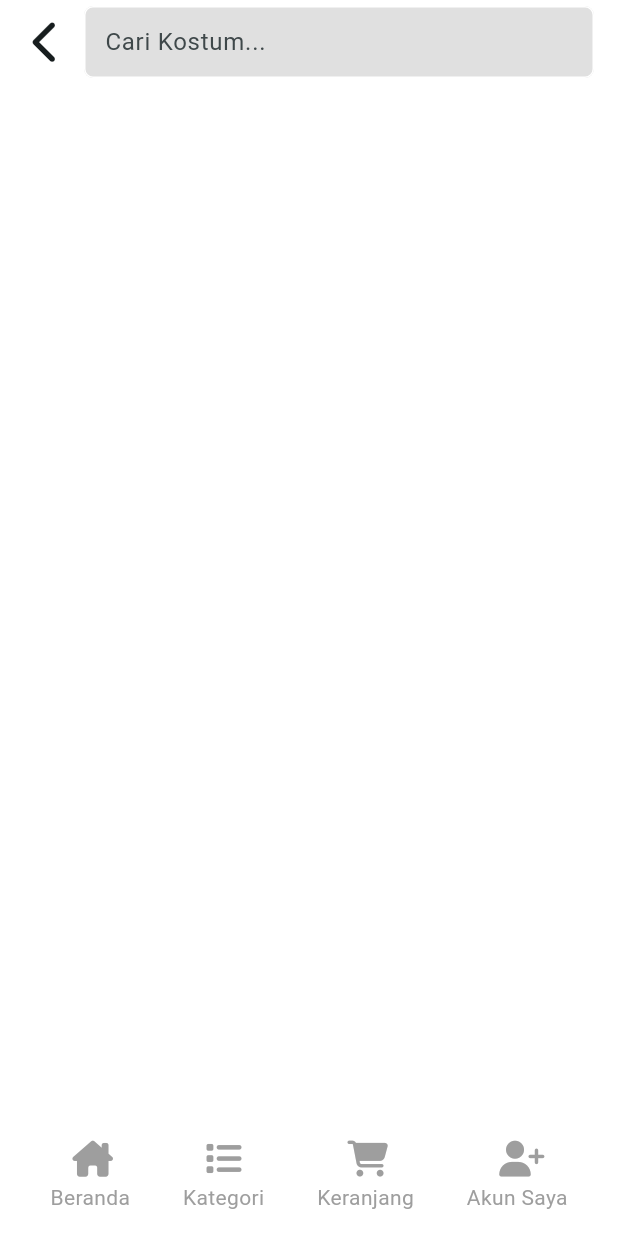
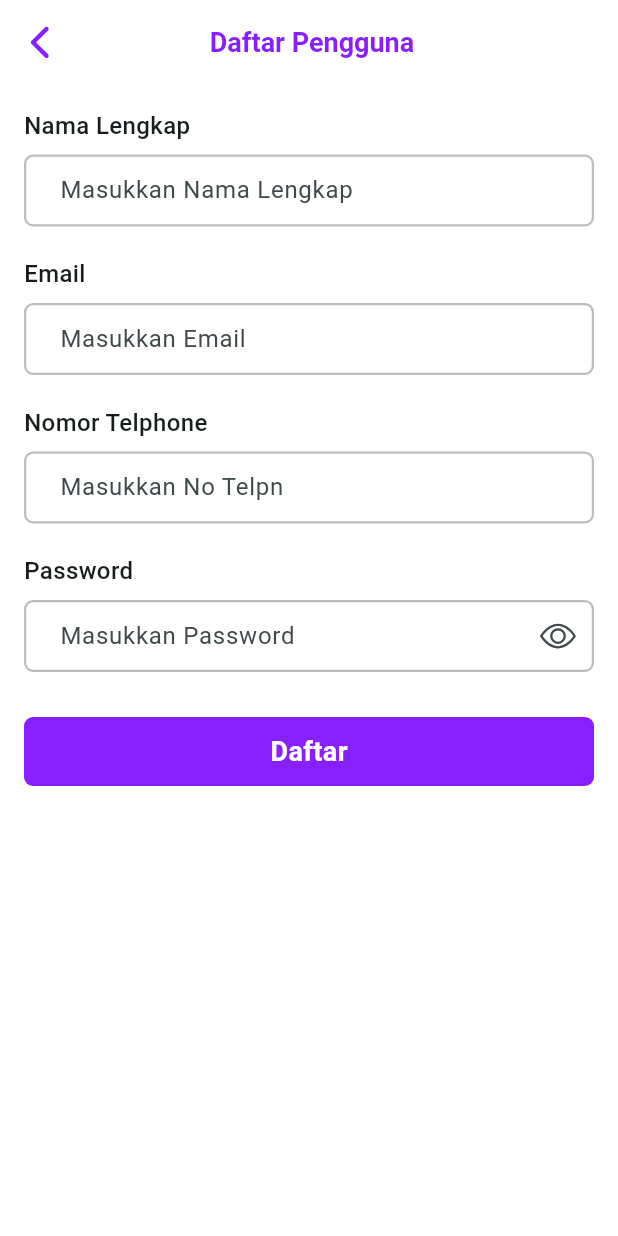
Before and after one commit to ArwinMarinta/Mobile-RentCost, a Flutter app: the screen it shows after launch, on a phone screen of 412 x 824 dp. Run offline on Flutter 3.47's test engine with Material 3 defaults, Android fonts, the phone set to English and light mode, and no system bars; our stand-ins replace carousel_slider, go_router, icons_plus.

Commit message:
<slice> [login & register]

```diff
--- /dev/null
+++ b/lib/features/view/register.dart
@@ -0,0 +1,297 @@
+import 'package:flutter/material.dart';
+import 'package:go_router/go_router.dart';
+import 'package:icons_plus/icons_plus.dart';
+
+class Register extends StatefulWidget {
+  const Register({super.key});
+
+  @override
+  State<Register> createState() => _RegisterState();
+}
+
+class _RegisterState extends State<Register> {
+  TextEditingController fullName = TextEditingController();
+  TextEditingController email = TextEditingController();
+  TextEditingController noTelp = TextEditingController();
+  TextEditingController password = TextEditingController();
+
+  bool passwordVisible = false;
+
+  @override
+  void initState() {
+    super.initState();
+    passwordVisible = true;
+  }
+
+  @override
+  Widget build(BuildContext context) {
+    return Scaffold(
+      backgroundColor: Colors.white,
+      appBar: AppBar(
+          backgroundColor: Colors.white,
+          centerTitle: true,
+          leading: GestureDetector(
+            onTap: () {
+              context.go("/login");
+            },
+            child: const Icon(
+              FontAwesome.chevron_left_solid,
+              color: Color(0xFF881FFF),
+            ),
+          ),
+          elevation: 0,
+          title: const Row(
+            mainAxisAlignment: MainAxisAlignment.center,
+            mainAxisSize: MainAxisSize.min,
+            children: [
+              Padding(
+                  padding: EdgeInsets.symmetric(horizontal: 2, vertical: 2)),
+              Text(
+                "Daftar Pengguna",
+                style: TextStyle(
+                    fontSize: 18.0,
+                    color: Color(0xFF881FFF),
+                    fontWeight: FontWeight.bold),
+              ),
+            ],
+          )),
+      body: SingleChildScrollView(
+        child: Container(
+          margin: const EdgeInsets.symmetric(vertical: 16.0, horizontal: 16.0),
+          child: Column(
+            children: <Widget>[
+              Container(
+                child: Column(
+                  // mainAxisAlignment: MainAxisAlignment.start,
+                  crossAxisAlignment: CrossAxisAlignment.start,
+                  children: [
+                    const SizedBox(
+                      child: Text(
+                        "Nama Lengkap",
+                        style: TextStyle(
+                            fontSize: 16.0, fontWeight: FontWeight.w500),
+                      ),
+                    ),
+                    const SizedBox(
+                      height: 8.0,
+                    ),
+                    TextField(
+                      controller: fullName,
+                      onChanged: null,
+                      decoration: InputDecoration(
+                        hintText: 'Masukkan Nama Lengkap',
+                        // labelText: "Password",
+                        contentPadding: const EdgeInsets.symmetric(
+                            vertical: 10.0, horizontal: 20.0),
+                        border: const OutlineInputBorder(
+                          borderRadius: BorderRadius.all(Radius.circular(6.0)),
+                        ),
+                        enabledBorder: OutlineInputBorder(
+                          borderSide: BorderSide(
+                              color: Colors.grey[400] ?? Colors.grey,
+                              width: 1.5),
+                          borderRadius:
+                              const BorderRadius.all(Radius.circular(6.0)),
+                        ),
+                        focusedBorder: const OutlineInputBorder(
+                          borderRadius: BorderRadius.all(Radius.circular(6.0)),
+                          borderSide: BorderSide(
+                              color: Color(0xFF881FFF),
+                              width: 2.0), // Mengatur border saat fokus
+                        ),
+                      ),
+                      keyboardType: TextInputType.text,
+                      textInputAction: TextInputAction.done,
+                    ),
+                  ],
+                ),
+              ),
+              const SizedBox(
+                height: 20.0,
+              ),
+              Container(
+                child: Column(
+                  // mainAxisAlignment: MainAxisAlignment.start,
+                  crossAxisAlignment: CrossAxisAlignment.start,
+                  children: [
+                    const SizedBox(
+                      child: Text(
+                        "Email",
+                        style: TextStyle(
+                            fontSize: 16.0, fontWeight: FontWeight.w500),
+                      ),
+                    ),
+                    const SizedBox(
+                      height: 8.0,
+                    ),
+                    TextField(
+                      controller: email,
+                      onChanged: null,
+                      decoration: InputDecoration(
+                        hintText: 'Masukkan Email',
+                        // labelText: "Password",
+                        contentPadding: const EdgeInsets.symmetric(
+                            vertical: 10.0, horizontal: 20.0),
+                        border: const OutlineInputBorder(
+                          borderRadius: BorderRadius.all(Radius.circular(6.0)),
+                        ),
+                        enabledBorder: OutlineInputBorder(
+                          borderSide: BorderSide(
+                              color: Colors.grey[400] ?? Colors.grey,
+                              width: 1.5),
+                          borderRadius:
+                              const BorderRadius.all(Radius.circular(6.0)),
+                        ),
+                        focusedBorder: const OutlineInputBorder(
+                          borderRadius: BorderRadius.all(Radius.circular(6.0)),
+                          borderSide: BorderSide(
+                              color: Color(0xFF881FFF),
+                              width: 2.0), // Mengatur border saat fokus
+                        ),
+                      ),
+                      keyboardType: TextInputType.text,
+                      textInputAction: TextInputAction.done,
+                    ),
+                  ],
+                ),
+              ),
+              const SizedBox(
+                height: 20.0,
+              ),
+              Container(
+                child: Column(
+                  // mainAxisAlignment: MainAxisAlignment.start,
+                  crossAxisAlignment: CrossAxisAlignment.start,
+                  children: [
+                    const SizedBox(
+                      child: Text(
+                        "Nomor Telphone",
+                        style: TextStyle(
+                            fontSize: 16.0, fontWeight: FontWeight.w500),
+                      ),
+                    ),
+                    const SizedBox(
+                      height: 8.0,
+                    ),
+                    TextField(
+                      controller: noTelp,
+                      onChanged: null,
+                      decoration: InputDecoration(
+                        hintText: 'Masukkan No Telpn',
+                        // labelText: "Password",
+                        contentPadding: const EdgeInsets.symmetric(
+                            vertical: 10.0, horizontal: 20.0),
+                        border: const OutlineInputBorder(
+                          borderRadius: BorderRadius.all(Radius.circular(6.0)),
+                        ),
+                        enabledBorder: OutlineInputBorder(
+                          borderSide: BorderSide(
+                              color: Colors.grey[400] ?? Colors.grey,
+                              width: 1.5),
+                          borderRadius:
+                              const BorderRadius.all(Radius.circular(6.0)),
+                        ),
+                        focusedBorder: const OutlineInputBorder(
+                          borderRadius: BorderRadius.all(Radius.circular(6.0)),
+                          borderSide: BorderSide(
+                              color: Color(0xFF881FFF),
+                              width: 2.0), // Mengatur border saat fokus
+                        ),
+                      ),
+                      keyboardType: TextInputType.text,
+                      textInputAction: TextInputAction.done,
+                    ),
+                  ],
+                ),
+              ),
+              const SizedBox(
+                height: 20.0,
+              ),
+              Container(
+                child: Column(
+                  // mainAxisAlignment: MainAxisAlignment.start,
+                  crossAxisAlignment: CrossAxisAlignment.start,
+                  children: [
+                    const SizedBox(
+                      child: Text(
+                        "Password",
+                        style: TextStyle(
+                            fontSize: 16.0, fontWeight: FontWeight.w500),
+                      ),
+                    ),
+                    const SizedBox(
+                      height: 8.0,
+                    ),
+                    TextField(
+                      controller: password,
+                      onChanged: null,
+                      obscureText: passwordVisible,
+                      decoration: InputDecoration(
+                        hintText: 'Masukkan Password',
+                        // labelText: "Password",
+                        contentPadding: const EdgeInsets.symmetric(
+                            vertical: 10.0, horizontal: 20.0),
+                        border: const OutlineInputBorder(
+                          borderRadius: BorderRadius.all(Radius.circular(6.0)),
+                        ),
+                        enabledBorder: OutlineInputBorder(
+                          borderSide: BorderSide(
+                              color: Colors.grey[400] ?? Colors.grey,
+                              width: 1.5),
+                          borderRadius:
+                              const BorderRadius.all(Radius.circular(6.0)),
+                        ),
+                        focusedBorder: const OutlineInputBorder(
+                          borderRadius: BorderRadius.all(Radius.circular(6.0)),
+                          borderSide: BorderSide(
+                              color: Color(0xFF881FFF),
+                              width: 2.0), // Mengatur border saat fokus
+                        ),
+                        suffixIcon: GestureDetector(
+                          onTap: () {
+                            setState(() {
+                              passwordVisible = !passwordVisible;
+                            });
+                          },
+                          child: Icon(passwordVisible
+                              ? Bootstrap.eye
+                              : Bootstrap.eye_slash),
+                        ),
+                      ),
+                      keyboardType: TextInputType.visiblePassword,
+                      textInputAction: TextInputAction.done,
+                    ),
+                  ],
+                ),
+              ),
+              const SizedBox(
+                height: 30.0,
+              ),
+              Container(
+                width: double.infinity,
+                child: GestureDetector(
+                  onTap: null,
+                  child: Container(
+                    decoration: const BoxDecoration(
+                        color: Color(0xFF881FFF),
+                        borderRadius: BorderRadius.all(Radius.circular(6.0))),
+                    width: double.infinity,
+                    padding: const EdgeInsets.symmetric(vertical: 10.0),
+                    child: const Center(
+                        child: Text(
+                      "Daftar",
+                      style: TextStyle(
+                          fontSize: 18.0,
+                          fontWeight: FontWeight.bold,
+                          color: Colors.white),
+                    )),
+                  ),
+                ),
+              ),
+            ],
+          ),
+        ),
+      ),
+    );
+  }
+}
--- a/lib/routes/app.routes.dart
+++ b/lib/routes/app.routes.dart
@@ -1,13 +1,15 @@
 import 'package:RentCost/features/view/category.dart';
 import 'package:RentCost/features/view/home.dart';
+import 'package:RentCost/features/view/login.dart';
 import 'package:RentCost/features/view/profile.dart';
+import 'package:RentCost/features/view/register.dart';
 import 'package:RentCost/features/view/search.dart';
 import 'package:RentCost/features/view/shopping.dart';
 import 'package:go_router/go_router.dart';
 // import 'package:shared_preferences/shared_preferences.dart';
 
 GoRouter goRouter() {
-  return GoRouter(initialLocation: "/search", routes: [
+  return GoRouter(initialLocation: "/register", routes: [
     GoRoute(
         path: "/",
         pageBuilder: (context, state) => const NoTransitionPage(child: Home())),
@@ -27,5 +29,13 @@ GoRouter goRouter() {
         path: "/search",
         pageBuilder: (context, state) =>
             const NoTransitionPage(child: Search())),
+    GoRoute(
+        path: "/login",
+        pageBuilder: (context, state) =>
+            const NoTransitionPage(child: Login())),
+    GoRoute(
+        path: "/register",
+        pageBuilder: (context, state) =>
+            const NoTransitionPage(child: Register())),
   ]);
 }
```
Also changed, not shown: lib/features/view/login.dart (added, +299 -0 lines), assets/google_logo.png (added), assets/rencost_logo.png (added).
